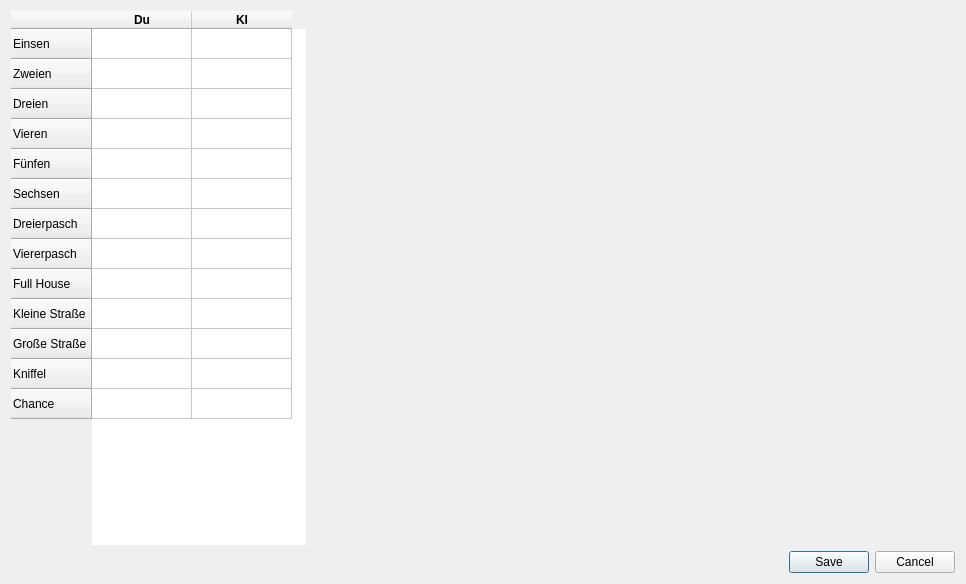
Above: singleplayerdialog.ui from michelfiedler/Kniffel.mrai before the change. Below: the same form after it.
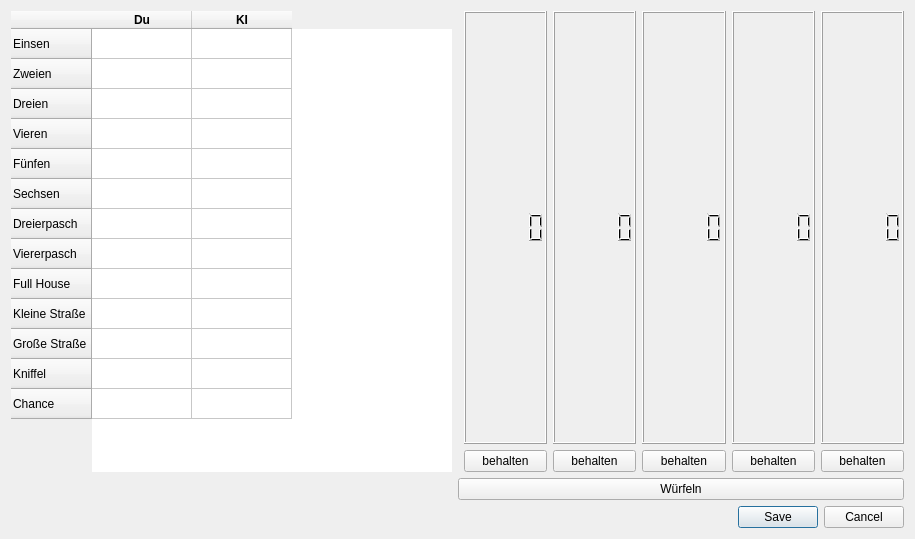
That is the form after the change.

The edit to the form file:
```diff
--- a/singleplayerdialog.ui
+++ b/singleplayerdialog.ui
@@ -6,28 +6,15 @@
    <rect>
     <x>0</x>
     <y>0</y>
-    <width>966</width>
-    <height>584</height>
+    <width>915</width>
+    <height>539</height>
    </rect>
   </property>
   <property name="windowTitle">
    <string>Singleplayer Kniffel</string>
   </property>
-  <layout class="QFormLayout" name="formLayout">
-   <item row="1" column="1">
-    <widget class="QDialogButtonBox" name="buttonBox">
-     <property name="orientation">
-      <enum>Qt::Horizontal</enum>
-     </property>
-     <property name="standardButtons">
-      <set>QDialogButtonBox::Cancel|QDialogButtonBox::Save</set>
-     </property>
-     <property name="centerButtons">
-      <bool>false</bool>
-     </property>
-    </widget>
-   </item>
-   <item row="0" column="0">
+  <layout class="QGridLayout" name="gridLayout">
+   <item row="0" column="0" rowspan="2">
     <widget class="QTableWidget" name="tW_SpielstandSingle">
      <property name="frameShape">
       <enum>QFrame::NoFrame</enum>
@@ -136,6 +123,84 @@
      </column>
     </widget>
    </item>
+   <item row="1" column="2">
+    <layout class="QGridLayout" name="gridLayout_3">
+     <item row="0" column="4">
+      <widget class="QPushButton" name="pBW5">
+       <property name="text">
+        <string>behalten</string>
+       </property>
+      </widget>
+     </item>
+     <item row="0" column="0">
+      <widget class="QPushButton" name="pBW1">
+       <property name="text">
+        <string>behalten</string>
+       </property>
+      </widget>
+     </item>
+     <item row="0" column="3">
+      <widget class="QPushButton" name="pBW4">
+       <property name="text">
+        <string>behalten</string>
+       </property>
+      </widget>
+     </item>
+     <item row="0" column="2">
+      <widget class="QPushButton" name="pBW3">
+       <property name="text">
+        <string>behalten</string>
+       </property>
+      </widget>
+     </item>
+     <item row="0" column="1">
+      <widget class="QPushButton" name="pBW2">
+       <property name="text">
+        <string>behalten</string>
+       </property>
+      </widget>
+     </item>
+    </layout>
+   </item>
+   <item row="3" column="2">
+    <widget class="QDialogButtonBox" name="buttonBox">
+     <property name="orientation">
+      <enum>Qt::Horizontal</enum>
+     </property>
+     <property name="standardButtons">
+      <set>QDialogButtonBox::Cancel|QDialogButtonBox::Save</set>
+     </property>
+     <property name="centerButtons">
+      <bool>false</bool>
+     </property>
+    </widget>
+   </item>
+   <item row="2" column="1" colspan="2">
+    <widget class="QPushButton" name="pBwuerfeln">
+     <property name="text">
+      <string>Würfeln</string>
+     </property>
+    </widget>
+   </item>
+   <item row="0" column="2">
+    <layout class="QGridLayout" name="gridLayout_2">
+     <item row="0" column="0">
+      <widget class="QLCDNumber" name="lcdNumber_1"/>
+     </item>
+     <item row="0" column="1">
+      <widget class="QLCDNumber" name="lcdNumber_2"/>
+     </item>
+     <item row="0" column="2">
+      <widget class="QLCDNumber" name="lcdNumber_3"/>
+     </item>
+     <item row="0" column="4">
+      <widget class="QLCDNumber" name="lcdNumber_5"/>
+     </item>
+     <item row="0" column="3">
+      <widget class="QLCDNumber" name="lcdNumber_4"/>
+     </item>
+    </layout>
+   </item>
   </layout>
  </widget>
  <resources/>
```
